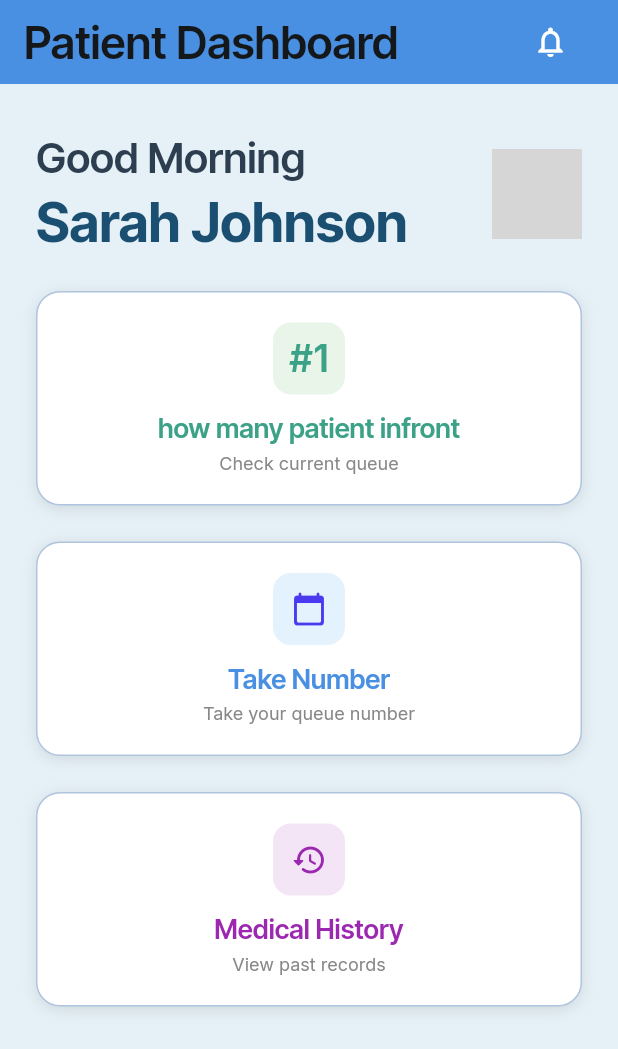
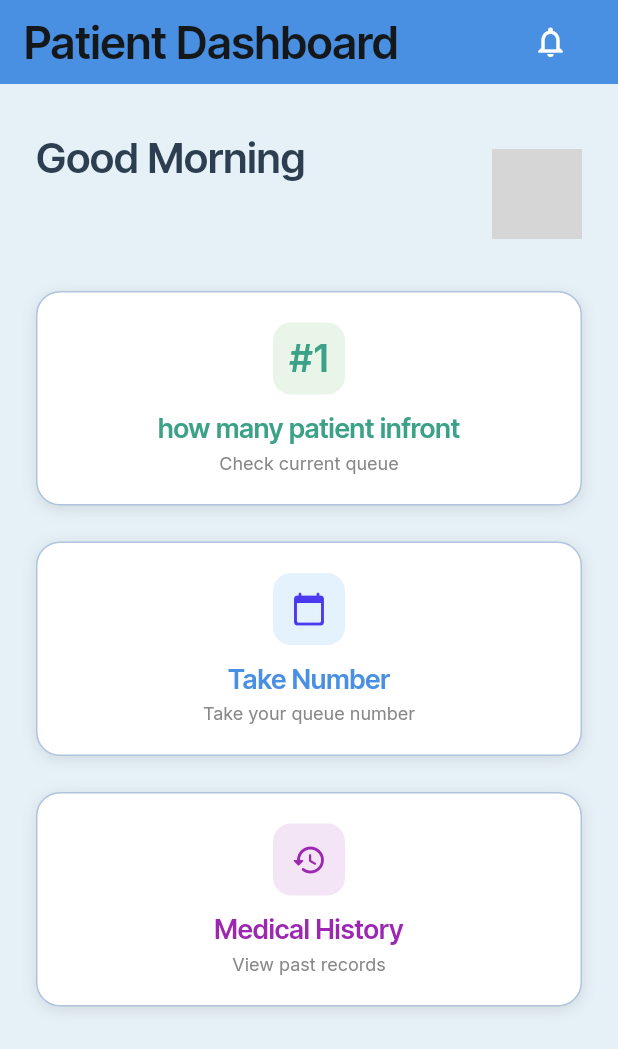
Before and after one commit to NickKhaw/mae-mediq-assignment, a Flutter app: the screen it shows once a user with an empty profile is signed in, on a phone screen of 412 x 824 dp. Shown: the top 1049 px of the screen. Run offline on Flutter 3.47's test engine with Material 3 defaults, Android fonts, the phone set to English and light mode, and no system bars; our stand-ins replace auto_size_text, cached_network_image, cloud_firestore, dropdown_button2, firebase_auth, firebase_core and 13 more; missing offline and left inert: json_path; accounts and stored records are empty; network calls fail; grey boxes are pictures that could not be loaded.

Commit message:
Update patient_dashboard_widget.dart

```diff
--- a/lib/patient/patient_dashboard/patient_dashboard_widget.dart
+++ b/lib/patient/patient_dashboard/patient_dashboard_widget.dart
@@ -6,6 +6,7 @@ import 'package:flutter/material.dart';
 import 'package:google_fonts/google_fonts.dart';
 import 'patient_dashboard_model.dart';
 export 'patient_dashboard_model.dart';
+import '../../globals.dart' as globals;
 
 /// a main page for patient.
 ///
@@ -139,7 +140,7 @@ class _PatientDashboardWidgetState extends State<PatientDashboardWidget> {
                             padding: EdgeInsetsDirectional.fromSTEB(
                                 0.0, 4.0, 0.0, 0.0),
                             child: Text(
-                              'Sarah Johnson',
+                              globals.globalName,
                               style: FlutterFlowTheme.of(context)
                                   .displaySmall
                                   .override(
@@ -430,15 +431,7 @@ class _PatientDashboardWidgetState extends State<PatientDashboardWidget> {
                       ),
                     ],
                   ),
-                  InkWell(
-                    splashColor: Colors.transparent,
-                    focusColor: Colors.transparent,
-                    hoverColor: Colors.transparent,
-                    highlightColor: Colors.transparent,
-                    onTap: () async {
-                      context.pushNamed(RecordHistoryWidget.routeName);
-                    },
-                    child: Container(
+                  Container(
                     width: double.infinity,
                     decoration: BoxDecoration(
                       color: FlutterFlowTheme.of(context).secondaryBackground,
@@ -535,7 +528,6 @@ class _PatientDashboardWidgetState extends State<PatientDashboardWidget> {
                       ),
                     ),
                   ),
-                  ),
                 ]
                     .divide(SizedBox(height: 24.0))
                     .addToStart(SizedBox(height: 32.0))
```
Lines whose indentation alone changed are shown as unchanged.
